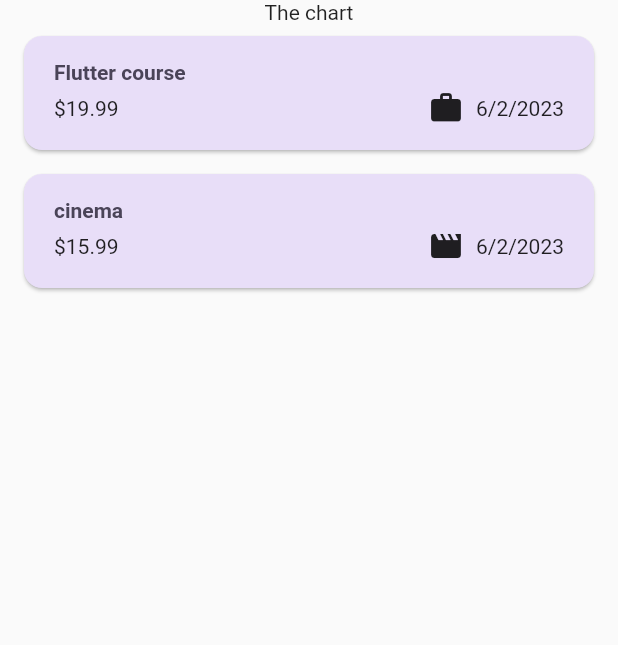
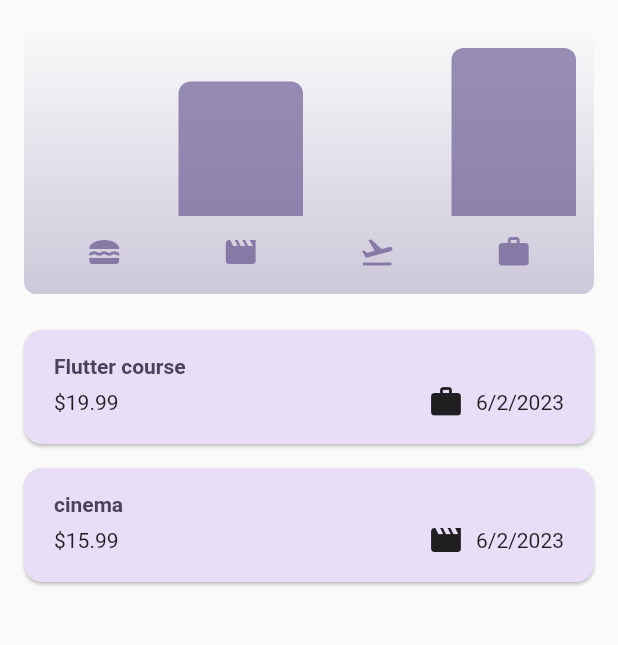
Before and after one commit to Jonaxx8/expense_tracker, a Flutter app: the screen it shows after launch, on a phone screen of 412 x 824 dp, the part 84-729 px from its top. Run offline on Flutter 3.47's test engine with Material 2 defaults, Android fonts, the phone set to English and light mode, and no system bars.

Commit message:
added charts to show expenses

```diff
--- a/lib/main.dart
+++ b/lib/main.dart
@@ -13,6 +13,7 @@ var kDarkColorScheme =
 void main() {
   runApp(
     MaterialApp(
+      debugShowCheckedModeBanner: false,
       darkTheme: ThemeData.dark().copyWith(
         useMaterial3: true,
         colorScheme: kDarkColorScheme,
--- a/lib/models/expense.dart
+++ b/lib/models/expense.dart
@@ -37,6 +37,11 @@ class Expense {
 class ExpenseBucket {
   const ExpenseBucket({required this.category, required this.expenses});
 
+  ExpenseBucket.forCategory(List<Expense> allExpenses, this.category)
+    : expenses = allExpenses.
+                where((expense) => expense.category == category).
+                toList();
+
   final Category category;
   final List<Expense> expenses;
 
--- /dev/null
+++ b/lib/widgets/chart/chart.dart
@@ -0,0 +1,95 @@
+import 'package:flutter/material.dart';
+
+import 'package:app/widgets/chart/chart_bar.dart';
+import 'package:app/models/expense.dart';
+
+class Chart extends StatelessWidget {
+  const Chart({super.key, required this.expenses});
+
+  final List<Expense> expenses;
+
+  List<ExpenseBucket> get buckets {
+    return [
+      ExpenseBucket.forCategory(expenses, Category.food),
+      ExpenseBucket.forCategory(expenses, Category.leisure),
+      ExpenseBucket.forCategory(expenses, Category.travel),
+      ExpenseBucket.forCategory(expenses, Category.work),
+    ];
+  }
+
+  double get maxTotalExpense {
+    double maxTotalExpense = 0;
+
+    for (final bucket in buckets) {
+      if (bucket.totalExpenses > maxTotalExpense) {
+        maxTotalExpense = bucket.totalExpenses;
+      }
+    }
+
+    return maxTotalExpense;
+  }
+
+  @override
+  Widget build(BuildContext context) {
+    final isDarkMode =
+        MediaQuery.of(context).platformBrightness == Brightness.dark;
+    return Container(
+      margin: const EdgeInsets.all(16),
+      padding: const EdgeInsets.symmetric(
+        vertical: 16,
+        horizontal: 8,
+      ),
+      width: double.infinity,
+      height: 180,
+      decoration: BoxDecoration(
+        borderRadius: BorderRadius.circular(8),
+        gradient: LinearGradient(
+          colors: [
+            Theme.of(context).colorScheme.primary.withOpacity(0.3),
+            Theme.of(context).colorScheme.primary.withOpacity(0.0)
+          ],
+          begin: Alignment.bottomCenter,
+          end: Alignment.topCenter,
+        ),
+      ),
+      child: Column(
+        children: [
+          Expanded(
+            child: Row(
+              crossAxisAlignment: CrossAxisAlignment.end,
+              children: [
+                for (final bucket in buckets) // alternative to map()
+                  ChartBar(
+                    fill: bucket.totalExpenses == 0
+                        ? 0
+                        : bucket.totalExpenses / maxTotalExpense,
+                  )
+              ],
+            ),
+          ),
+          const SizedBox(height: 12),
+          Row(
+            children: buckets
+                .map(
+                  (bucket) => Expanded(
+                    child: Padding(
+                      padding: const EdgeInsets.symmetric(horizontal: 4),
+                      child: Icon(
+                        categoryIcons[bucket.category],
+                        color: isDarkMode
+                            ? Theme.of(context).colorScheme.secondary
+                            : Theme.of(context)
+                                .colorScheme
+                                .primary
+                                .withOpacity(0.7),
+                      ),
+                    ),
+                  ),
+                )
+                .toList(),
+          )
+        ],
+      ),
+    );
+  }
+}
--- /dev/null
+++ b/lib/widgets/chart/chart_bar.dart
@@ -0,0 +1,34 @@
+import 'package:flutter/material.dart';
+
+class ChartBar extends StatelessWidget {
+  const ChartBar({
+    super.key,
+    required this.fill,
+  });
+
+  final double fill;
+
+  @override
+  Widget build(BuildContext context) {
+    final isDarkMode =
+        MediaQuery.of(context).platformBrightness == Brightness.dark;
+    return Expanded(
+      child: Padding(
+        padding: const EdgeInsets.symmetric(horizontal: 4),
+        child: FractionallySizedBox(
+          heightFactor: fill,
+          child: DecoratedBox(
+            decoration: BoxDecoration(
+              shape: BoxShape.rectangle,
+              borderRadius:
+                  const BorderRadius.vertical(top: Radius.circular(8)),
+              color: isDarkMode
+                  ? Theme.of(context).colorScheme.secondary
+                  : Theme.of(context).colorScheme.primary.withOpacity(0.65),
+            ),
+          ),
+        ),
+      ),
+    );
+  }
+}
--- a/lib/widgets/expenses.dart
+++ b/lib/widgets/expenses.dart
@@ -1,4 +1,5 @@
 import 'package:app/new_expense.dart';
+import 'package:app/widgets/chart/chart.dart';
 import 'package:app/widgets/expenses_list/expenses_list.dart';
 import 'package:app/models/expense.dart';
 import 'package:flutter/material.dart';
@@ -79,7 +80,7 @@ class _ExpensesState extends State<Expenses> {
       ]),
       body: Column(
         children: [
-          const Text('The chart'),
+          Chart(expenses: _registeredExpenses),
           Expanded(child: mainContent),
         ],
       ),
```
